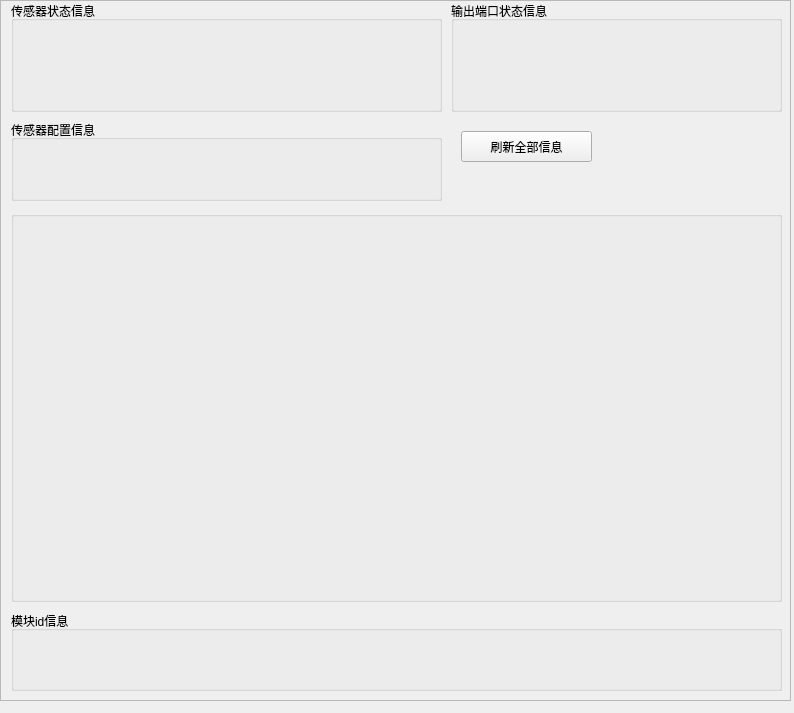
The window that ui/customize_ui/tab/tab2_tab4.ui (2950067210dqy/pyqt6_project) describes before a commit, drawn with Qt 5.
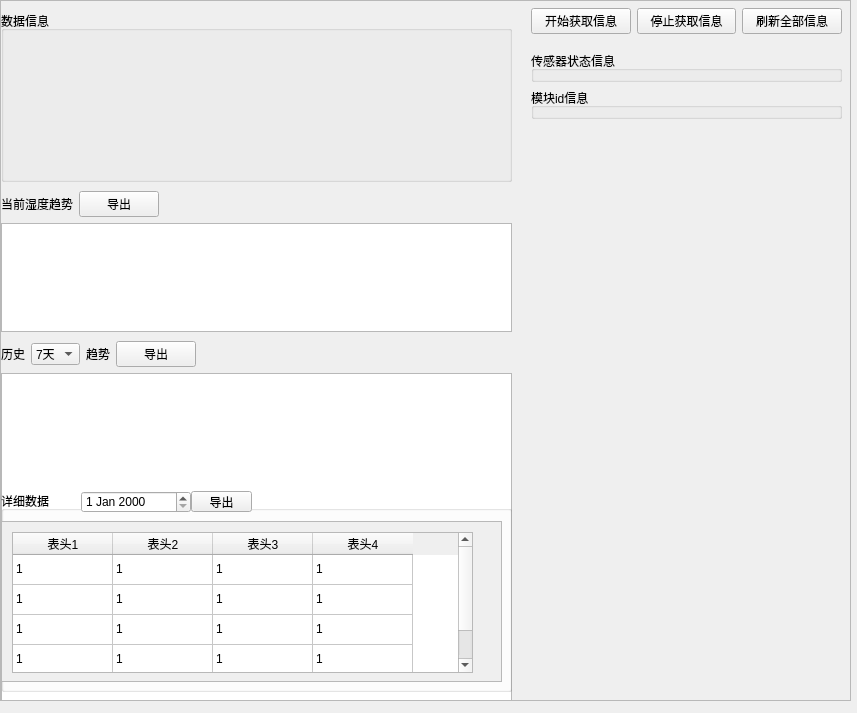
The same window after the commit.

Commit message: 3.2 完成显示数据功能基本

The edit to the form file:
```diff
--- a/ui/customize_ui/tab/tab2_tab4.ui
+++ b/ui/customize_ui/tab/tab2_tab4.ui
@@ -6,7 +6,7 @@
             <rect>
                 <x>0</x>
                 <y>0</y>
-                <width>794</width>
+    <width>857</width>
                 <height>713</height>
             </rect>
         </property>
@@ -18,7 +18,7 @@
                 <rect>
                     <x>0</x>
                     <y>0</y>
-                    <width>791</width>
+     <width>851</width>
                     <height>701</height>
                 </rect>
             </property>
@@ -33,113 +33,484 @@
                                 <rect>
                                     <x>0</x>
                                     <y>0</y>
-                                    <width>787</width>
+         <width>847</width>
                                     <height>697</height>
                                 </rect>
                             </property>
-                            <widget class="QPushButton" name="refresh">
-                                <property name="geometry">
-                                    <rect>
-                                        <x>460</x>
-                                        <y>130</y>
-                                        <width>131</width>
-                                        <height>31</height>
-                                    </rect>
-                                </property>
-                                <property name="text">
-                                    <string>刷新全部信息</string>
-                                </property>
-                            </widget>
-                            <widget class="QWidget" name="verticalLayoutWidget">
-                                <property name="geometry">
-                                    <rect>
-                                        <x>450</x>
-                                        <y>0</y>
-                                        <width>331</width>
-                                        <height>111</height>
-                                    </rect>
-                                </property>
-                                <layout class="QVBoxLayout" name="function_01_layout">
-                                    <item>
-                                        <widget class="QGroupBox" name="function_01">
-                                            <property name="title">
-                                                <string>输出端口状态信息</string>
-                                            </property>
-                                        </widget>
-                                    </item>
-                                </layout>
-                            </widget>
-                            <widget class="QWidget" name="verticalLayoutWidget_2">
-                                <property name="geometry">
-                                    <rect>
-                                        <x>10</x>
-                                        <y>0</y>
-                                        <width>431</width>
-                                        <height>111</height>
-                                    </rect>
-                                </property>
-                                <layout class="QVBoxLayout" name="function_02_layout">
-                                    <item>
-                                        <widget class="QGroupBox" name="function_02">
-                                            <property name="title">
-                                                <string>传感器状态信息</string>
-                                            </property>
-                                        </widget>
-                                    </item>
-                                </layout>
-                            </widget>
-                            <widget class="QWidget" name="verticalLayoutWidget_3">
-                                <property name="geometry">
-                                    <rect>
-                                        <x>10</x>
-                                        <y>119</y>
-                                        <width>431</width>
-                                        <height>81</height>
-                                    </rect>
-                                </property>
-                                <layout class="QVBoxLayout" name="function_03_layout">
-                                    <item>
-                                        <widget class="QGroupBox" name="function_03">
-                                            <property name="title">
-                                                <string>传感器配置信息</string>
-                                            </property>
-                                        </widget>
-                                    </item>
-                                </layout>
-                            </widget>
                             <widget class="QWidget" name="verticalLayoutWidget_5">
                                 <property name="geometry">
                                     <rect>
-                                        <x>10</x>
-                                        <y>210</y>
-                                        <width>771</width>
-                                        <height>391</height>
+          <x>0</x>
+          <y>10</y>
+          <width>511</width>
+          <height>171</height>
                                     </rect>
                                 </property>
                                 <layout class="QVBoxLayout" name="function_04_layout">
                                     <item>
                                         <widget class="QGroupBox" name="function_04">
                                             <property name="title">
-                                                <string/>
+            <string>数据信息</string>
                                             </property>
                                         </widget>
                                     </item>
                                 </layout>
                             </widget>
-                            <widget class="QWidget" name="verticalLayoutWidget_6">
+       <widget class="QWidget" name="verticalLayoutWidget_7">
+        <property name="geometry">
+         <rect>
+          <x>0</x>
+          <y>340</y>
+          <width>511</width>
+          <height>411</height>
+         </rect>
+        </property>
+        <layout class="QVBoxLayout" name="verticalLayout">
+         <property name="topMargin">
+          <number>0</number>
+         </property>
+         <item>
+          <layout class="QHBoxLayout" name="horizontalLayout_5">
+           <item>
+            <widget class="QLabel" name="history_label1_2">
+             <property name="text">
+              <string>历史</string>
+             </property>
+            </widget>
+           </item>
+           <item>
+            <widget class="QComboBox" name="history_combox_2">
+             <item>
+              <property name="text">
+               <string>7天</string>
+              </property>
+             </item>
+             <item>
+              <property name="text">
+               <string>3天</string>
+              </property>
+             </item>
+             <item>
+              <property name="text">
+               <string>1天</string>
+              </property>
+             </item>
+            </widget>
+           </item>
+           <item>
+            <widget class="QLabel" name="history_label2_2">
+             <property name="text">
+              <string>趋势</string>
+             </property>
+            </widget>
+           </item>
+           <item>
+            <widget class="QPushButton" name="export_history_btn_2">
+             <property name="text">
+              <string>导出</string>
+             </property>
+            </widget>
+           </item>
+           <item>
+            <spacer name="horizontalSpacer">
+             <property name="orientation">
+              <enum>Qt::Horizontal</enum>
+             </property>
+             <property name="sizeType">
+              <enum>QSizePolicy::Expanding</enum>
+             </property>
+             <property name="sizeHint" stdset="0">
+              <size>
+               <width>40</width>
+               <height>20</height>
+              </size>
+             </property>
+            </spacer>
+           </item>
+          </layout>
+         </item>
+         <item>
+          <layout class="QHBoxLayout" name="horizontalLayout_4">
+           <item>
+            <widget class="QGraphicsView" name="history_charts_2">
+             <property name="styleSheet">
+              <string notr="true"/>
+             </property>
+            </widget>
+           </item>
+          </layout>
+         </item>
+        </layout>
+       </widget>
+       <widget class="QWidget" name="verticalLayoutWidget_8">
+        <property name="geometry">
+         <rect>
+          <x>0</x>
+          <y>490</y>
+          <width>511</width>
+          <height>201</height>
+         </rect>
+        </property>
+        <layout class="QVBoxLayout" name="verticalLayout_2">
+         <item>
+          <widget class="QGroupBox" name="detaildata_groupbox_2">
+           <property name="styleSheet">
+            <string notr="true"/>
+           </property>
+           <property name="title">
+            <string>详细数据</string>
+           </property>
+           <property name="flat">
+            <bool>false</bool>
+           </property>
+           <widget class="QScrollArea" name="detaildata_scroll_2">
+            <property name="geometry">
+             <rect>
+              <x>0</x>
+              <y>30</y>
+              <width>501</width>
+              <height>161</height>
+             </rect>
+            </property>
+            <property name="widgetResizable">
+             <bool>true</bool>
+            </property>
+            <widget class="QWidget" name="detaildata_scroll_content_2">
+             <property name="geometry">
+              <rect>
+               <x>0</x>
+               <y>0</y>
+               <width>499</width>
+               <height>159</height>
+              </rect>
+             </property>
+             <widget class="QTableWidget" name="detaildata_table_2">
                                 <property name="geometry">
                                     <rect>
                                         <x>10</x>
-                                        <y>610</y>
-                                        <width>771</width>
-                                        <height>80</height>
-                                    </rect>
-                                </property>
+                <y>10</y>
+                <width>461</width>
+                <height>141</height>
+               </rect>
+              </property>
+              <property name="styleSheet">
+               <string notr="true"/>
+              </property>
+              <property name="selectionMode">
+               <enum>QAbstractItemView::NoSelection</enum>
+              </property>
+              <property name="selectionBehavior">
+               <enum>QAbstractItemView::SelectItems</enum>
+              </property>
+              <property name="sortingEnabled">
+               <bool>true</bool>
+              </property>
+              <attribute name="horizontalHeaderVisible">
+               <bool>true</bool>
+              </attribute>
+              <attribute name="horizontalHeaderHighlightSections">
+               <bool>true</bool>
+              </attribute>
+              <attribute name="verticalHeaderVisible">
+               <bool>false</bool>
+              </attribute>
+              <row>
+               <property name="text">
+                <string/>
+               </property>
+              </row>
+              <row>
+               <property name="text">
+                <string/>
+               </property>
+              </row>
+              <row>
+               <property name="text">
+                <string/>
+               </property>
+              </row>
+              <row>
+               <property name="text">
+                <string/>
+               </property>
+              </row>
+              <column>
+               <property name="text">
+                <string>表头1</string>
+               </property>
+              </column>
+              <column>
+               <property name="text">
+                <string>表头2</string>
+               </property>
+              </column>
+              <column>
+               <property name="text">
+                <string>表头3</string>
+               </property>
+              </column>
+              <column>
+               <property name="text">
+                <string>表头4</string>
+               </property>
+              </column>
+              <item row="0" column="0">
+               <property name="text">
+                <string>1</string>
+               </property>
+              </item>
+              <item row="0" column="1">
+               <property name="text">
+                <string>1</string>
+               </property>
+              </item>
+              <item row="0" column="2">
+               <property name="text">
+                <string>1</string>
+               </property>
+              </item>
+              <item row="0" column="3">
+               <property name="text">
+                <string>1</string>
+               </property>
+              </item>
+              <item row="1" column="0">
+               <property name="text">
+                <string>1</string>
+               </property>
+              </item>
+              <item row="1" column="1">
+               <property name="text">
+                <string>1</string>
+               </property>
+              </item>
+              <item row="1" column="2">
+               <property name="text">
+                <string>1</string>
+               </property>
+              </item>
+              <item row="1" column="3">
+               <property name="text">
+                <string>1</string>
+               </property>
+              </item>
+              <item row="2" column="0">
+               <property name="text">
+                <string>1</string>
+               </property>
+              </item>
+              <item row="2" column="1">
+               <property name="text">
+                <string>1</string>
+               </property>
+              </item>
+              <item row="2" column="2">
+               <property name="text">
+                <string>1</string>
+               </property>
+              </item>
+              <item row="2" column="3">
+               <property name="text">
+                <string>1</string>
+               </property>
+              </item>
+              <item row="3" column="0">
+               <property name="text">
+                <string>1</string>
+               </property>
+              </item>
+              <item row="3" column="1">
+               <property name="text">
+                <string>1</string>
+               </property>
+              </item>
+              <item row="3" column="2">
+               <property name="text">
+                <string>1</string>
+               </property>
+              </item>
+              <item row="3" column="3">
+               <property name="text">
+                <string>1</string>
+               </property>
+              </item>
+             </widget>
+            </widget>
+           </widget>
+           <widget class="QDateEdit" name="detaildata_dateEdit_2">
+            <property name="geometry">
+             <rect>
+              <x>80</x>
+              <y>0</y>
+              <width>110</width>
+              <height>22</height>
+             </rect>
+            </property>
+           </widget>
+           <widget class="QPushButton" name="export_detaildata_btn_2">
+            <property name="geometry">
+             <rect>
+              <x>190</x>
+              <y>0</y>
+              <width>61</width>
+              <height>21</height>
+             </rect>
+            </property>
+            <property name="text">
+             <string>导出</string>
+            </property>
+           </widget>
+          </widget>
+         </item>
+        </layout>
+       </widget>
+       <widget class="QWidget" name="verticalLayoutWidget_9">
+        <property name="geometry">
+         <rect>
+          <x>0</x>
+          <y>190</y>
+          <width>511</width>
+          <height>141</height>
+         </rect>
+        </property>
+        <layout class="QVBoxLayout" name="verticalLayout_3">
+         <property name="topMargin">
+          <number>0</number>
+         </property>
+         <item>
+          <layout class="QHBoxLayout" name="horizontalLayout_6">
+           <item>
+            <widget class="QLabel" name="nowdata_trend_label">
+             <property name="text">
+              <string>当前湿度趋势</string>
+             </property>
+            </widget>
+           </item>
+           <item>
+            <widget class="QPushButton" name="export_alldata_btn_2">
+             <property name="text">
+              <string>导出</string>
+             </property>
+            </widget>
+           </item>
+           <item>
+            <spacer name="horizontalSpacer_2">
+             <property name="orientation">
+              <enum>Qt::Horizontal</enum>
+             </property>
+             <property name="sizeHint" stdset="0">
+              <size>
+               <width>40</width>
+               <height>20</height>
+              </size>
+             </property>
+            </spacer>
+           </item>
+          </layout>
+         </item>
+         <item>
+          <layout class="QHBoxLayout" name="horizontalLayout_2">
+           <item>
+            <widget class="QGraphicsView" name="nowdata_trend_charts">
+             <property name="styleSheet">
+              <string notr="true"/>
+             </property>
+            </widget>
+           </item>
+          </layout>
+         </item>
+        </layout>
+       </widget>
+       <widget class="QWidget" name="verticalLayoutWidget_10">
+        <property name="geometry">
+         <rect>
+          <x>530</x>
+          <y>50</y>
+          <width>311</width>
+          <height>641</height>
+         </rect>
+        </property>
+        <layout class="QVBoxLayout" name="verticalLayout_4">
+         <property name="topMargin">
+          <number>0</number>
+         </property>
+         <property name="rightMargin">
+          <number>0</number>
+         </property>
+         <property name="bottomMargin">
+          <number>0</number>
+         </property>
+         <item>
+          <layout class="QVBoxLayout" name="function_02_layout">
+           <item>
+            <widget class="QGroupBox" name="function_02">
+             <property name="title">
+              <string>传感器状态信息</string>
+             </property>
+            </widget>
+           </item>
+          </layout>
+         </item>
+         <item>
                                 <layout class="QVBoxLayout" name="function_11_layout">
                                     <item>
                                         <widget class="QGroupBox" name="function_11">
                                             <property name="title">
                                                 <string>模块id信息</string>
+             </property>
+            </widget>
+           </item>
+          </layout>
+         </item>
+         <item>
+          <spacer name="verticalSpacer">
+           <property name="orientation">
+            <enum>Qt::Vertical</enum>
+           </property>
+           <property name="sizeType">
+            <enum>QSizePolicy::MinimumExpanding</enum>
+           </property>
+           <property name="sizeHint" stdset="0">
+            <size>
+             <width>20</width>
+             <height>40</height>
+            </size>
+           </property>
+          </spacer>
+         </item>
+        </layout>
+       </widget>
+       <widget class="QWidget" name="horizontalLayoutWidget">
+        <property name="geometry">
+         <rect>
+          <x>530</x>
+          <y>0</y>
+          <width>311</width>
+          <height>41</height>
+         </rect>
+        </property>
+        <layout class="QHBoxLayout" name="horizontalLayout">
+         <property name="leftMargin">
+          <number>0</number>
+         </property>
+         <item>
+          <widget class="QPushButton" name="start">
+           <property name="text">
+            <string>开始获取信息</string>
+           </property>
+          </widget>
+         </item>
+         <item>
+          <widget class="QPushButton" name="stop">
+           <property name="text">
+            <string>停止获取信息</string>
+           </property>
+          </widget>
+         </item>
+         <item>
+          <widget class="QPushButton" name="refresh">
+           <property name="text">
+            <string>刷新全部信息</string>
                                             </property>
                                         </widget>
                                     </item>
```
Lines whose indentation alone changed are shown as unchanged. The commit also changes 25 other files.
